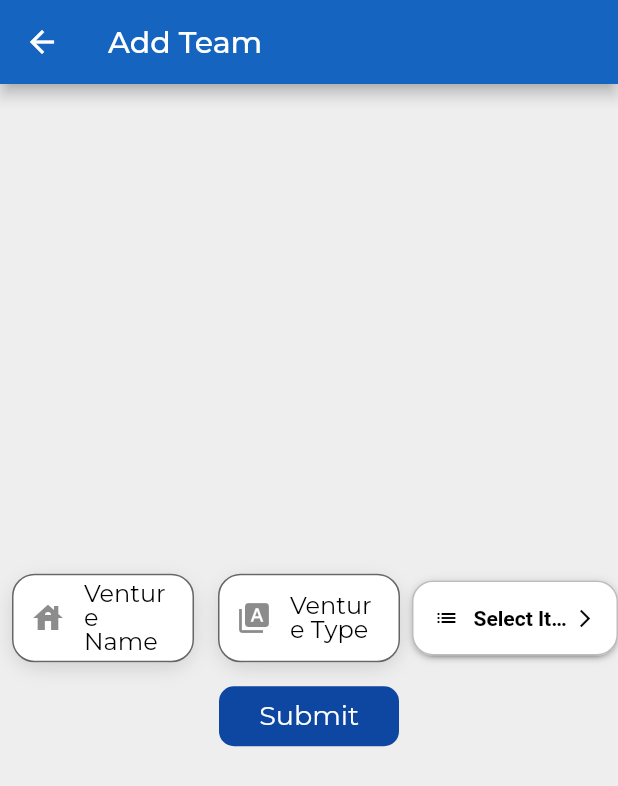
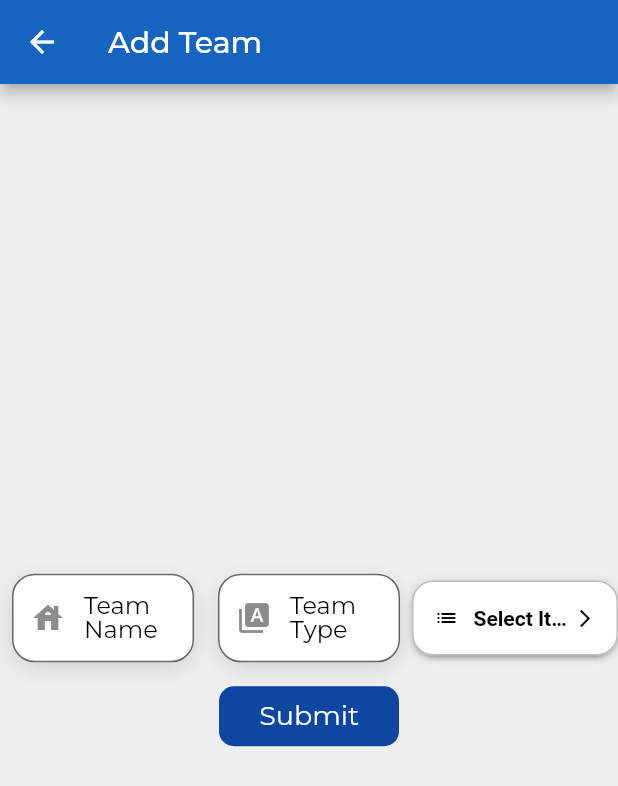
Before and after one commit to Mr-argha-das/busniesmangementsystem, a Flutter app: the TeamAdd screen opened directly, on a phone screen of 412 x 824 dp. Shown: the top 786 px of the screen. Run offline on Flutter 3.47's test engine with Material 2 defaults, Android fonts, the phone set to English and light mode, and no system bars; drawn by our look-alikes of dropdown_button2; our stand-ins replace fl_chart, google_fonts, intl_phone_number_input, syncfusion_flutter_charts.

Commit message:
kaushik code

```diff
--- a/lib/Users/user.page.dart
+++ b/lib/Users/user.page.dart
@@ -186,7 +186,7 @@ class _PhonenumberState extends State<Phonenumber> {
               ]),
           child: Padding(
             padding: const EdgeInsets.only(
-              left: 12,
+              left: 25,
               right: 16,
             ),
             child: InternationalPhoneNumberInput(
@@ -240,6 +240,6 @@ Phonenumber phoneNumber() {
   return Phonenumber();
 }
 
-Users users(){
+Users users() {
   return Users();
 }
--- a/lib/teampage/team.page.dart
+++ b/lib/teampage/team.page.dart
@@ -2,7 +2,6 @@ import 'package:bms_new/teampage/widget/text.field.dart';
 import 'package:dropdown_button2/dropdown_button2.dart';
 import 'package:flutter/material.dart';
 import 'package:google_fonts/google_fonts.dart';
-
 
 class TeamAdd extends StatefulWidget {
   const TeamAdd({super.key});
@@ -17,6 +16,7 @@ class _TeamAddState extends State<TeamAdd> {
     // TODO: implement setState
     super.setState(fn);
   }
+
   final List<String> items = [
     'Item1',
     'Item2',
@@ -35,7 +35,11 @@ class _TeamAddState extends State<TeamAdd> {
     return Scaffold(
       appBar: AppBar(
         backgroundColor: Colors.blue.shade800,
-        title: Text("Add Team", style: GoogleFonts.montserrat(color: Colors.white, fontWeight: FontWeight.w500),),
+        title: Text(
+          "Add Team",
+          style: GoogleFonts.montserrat(
+              color: Colors.white, fontWeight: FontWeight.w500),
+        ),
       ),
       backgroundColor: Colors.grey.shade200,
       body: Column(
@@ -46,11 +50,16 @@ class _TeamAddState extends State<TeamAdd> {
             mainAxisAlignment: MainAxisAlignment.center,
             crossAxisAlignment: CrossAxisAlignment.center,
             children: [
-
-
-              teamPageText(controller: _venuControoler, labele: "Venture Name", icon: Icon(Icons.house)),
-              teamPageText(controller: _vennuTypeControoler, labele: "Venture Type", icon: Icon(Icons.type_specimen)),
-              Expanded(child: Container(
+              teamPageText(
+                  controller: _venuControoler,
+                  labele: "Team Name",
+                  icon: Icon(Icons.house)),
+              teamPageText(
+                  controller: _vennuTypeControoler,
+                  labele: "Team Type",
+                  icon: Icon(Icons.type_specimen)),
+              Expanded(
+                  child: Container(
                 child: DropdownButtonHideUnderline(
                   child: DropdownButton2<String>(
                     isExpanded: true,
@@ -139,8 +148,6 @@ class _TeamAddState extends State<TeamAdd> {
                   ),
                 ),
               )),
-
-
             ],
           ),
           Row(
```
Lines whose indentation alone changed are shown as unchanged.
